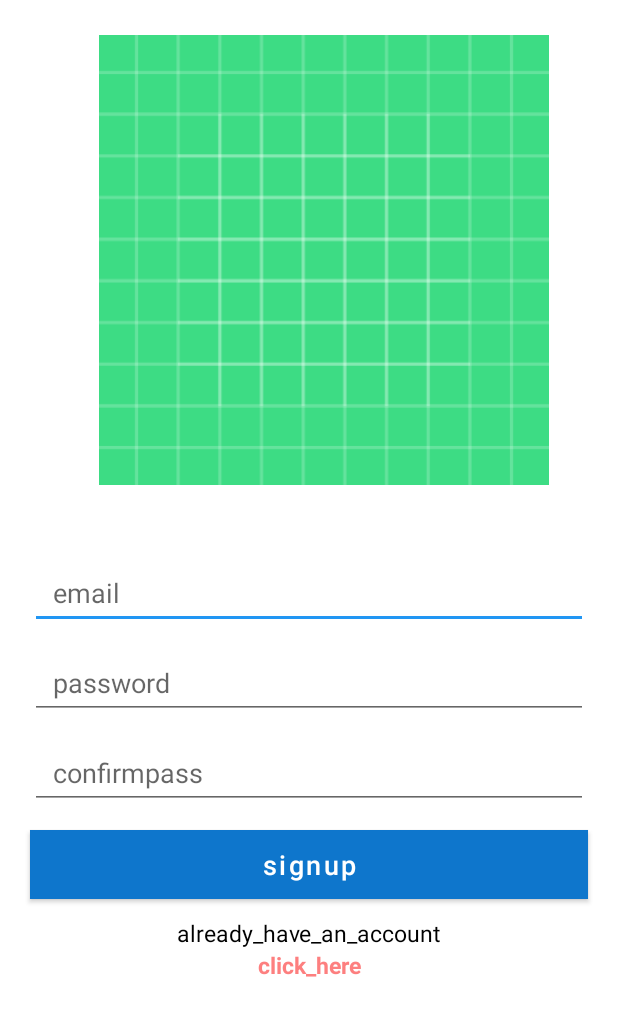
After one commit to fedaxl/UMarketplace, an Android app: the SignupActivity screen opened directly, with no data from a screen before it, on a phone screen of 412 x 824 dp. The commit adds this screen. Shown: the top 1016 px of the screen. Run offline under Robolectric (Android 15) with nearby library versions, the phone set to English and light mode, and no system bars; our stand-ins replace Firebase (no records; nobody signed in at launch, a user with empty details on screens opened directly).

Commit message:
Added SplashScreen and Login Signup Activity

```diff
--- a/app/build.gradle
+++ b/app/build.gradle
@@ -57,6 +57,8 @@ dependencies {
 
     implementation 'com.squareup.retrofit2:retrofit:2.9.0'
     implementation 'com.squareup.retrofit2:converter-gson:2.9.0'
+    implementation 'com.google.code.gson:gson:2.8.8'
+    implementation 'androidx.swiperefreshlayout:swiperefreshlayout:1.1.0'
 
     implementation 'com.google.firebase:firebase-auth-ktx:21.0.1'
     implementation 'com.google.firebase:firebase-database-ktx:20.0.3'
--- /dev/null
+++ b/app/src/main/java/ie/wit/umarketplace/activities/SignupActivity.kt
@@ -0,0 +1,64 @@
+package ie.wit.umarketplace.activities
+
+import android.content.Intent
+import androidx.appcompat.app.AppCompatActivity
+import android.os.Bundle
+import android.widget.Toast
+import com.google.firebase.auth.FirebaseAuth
+import ie.wit.umarketplace.databinding.ActivitySignupBinding
+import ie.wit.umarketplace.main.UMarketplaceApp
+
+class SignupActivity : AppCompatActivity() {
+
+    private lateinit var binding: ActivitySignupBinding
+    lateinit var app: UMarketplaceApp
+    private val mAuth = FirebaseAuth.getInstance()
+
+    override fun onCreate(savedInstanceState: Bundle?) {
+        super.onCreate(savedInstanceState)
+        binding = ActivitySignupBinding.inflate(layoutInflater)
+
+        binding.toolbar.title = title
+        setSupportActionBar(binding.toolbar)
+        setContentView(binding.root)
+        app = application as UMarketplaceApp
+
+        binding.txtLogin.setOnClickListener {
+            val intent = Intent(this@SignupActivity, LoginActivity::class.java)
+            startActivity(intent)
+            finish()
+        }
+
+        binding.btnRegister.setOnClickListener {
+            if (binding.etEmail.length() == 0 || binding.etPassword.length() == 0 ||
+                binding.etConfirmPass.text.toString() != binding.etPassword.text.toString()) {
+                if (binding.etEmail.length() == 0) {
+                    binding.etEmail.error = "Field can't be blank"
+                }
+                if (binding.etPassword.length() == 0) {
+                    binding.etPassword.error = "Field can't be blank"
+                }
+                if (binding.etConfirmPass.text.toString() != binding.etPassword.text.toString()) {
+                    binding.etConfirmPass.error = "Password didn't match"
+                }
+            } else {
+                mAuth.createUserWithEmailAndPassword(binding.etEmail.text.toString(), binding.etPassword.text.toString())
+                    .addOnCompleteListener(this) {task ->
+                        if (task.isSuccessful) {
+                            val intent = Intent(this@SignupActivity, Home::class.java)
+                            startActivity(intent)
+                            finish()
+                        } else {
+                            Toast.makeText(this@SignupActivity, "Registration Failed", Toast.LENGTH_SHORT).show()
+                        }
+                    }
+            }
+        }
+        setUpToolbar()
+    }
+
+    private fun setUpToolbar() {
+        setSupportActionBar(binding.toolbar)
+        supportActionBar?.setDisplayShowTitleEnabled(false)
+    }
+}
--- a/app/src/main/java/ie/wit/umarketplace/models/ProductModel.kt
+++ b/app/src/main/java/ie/wit/umarketplace/models/ProductModel.kt
@@ -8,6 +8,6 @@ import kotlinx.parcelize.Parcelize
 @Parcelize
 data class ProductModel(var _id: String = "N/A",
                         @SerializedName("paymenttype")
-                         val paymentmethod: String = "N/A",
+                        val paymentmethod: String = "N/A",
                         val message: String = "n/a",
                         val amount: Int = 0) : Parcelable
--- /dev/null
+++ b/app/src/main/res/layout/activity_signup.xml
@@ -0,0 +1,95 @@
+<?xml version="1.0" encoding="utf-8"?>
+<LinearLayout xmlns:android="http://schemas.android.com/apk/res/android"
+    xmlns:app="http://schemas.android.com/apk/res-auto"
+    xmlns:tools="http://schemas.android.com/tools"
+    android:layout_width="match_parent"
+    android:layout_height="match_parent"
+    android:orientation="vertical"
+    tools:context=".activities.SignupActivity">
+
+    <androidx.appcompat.widget.Toolbar
+        android:id="@+id/toolbar"
+        android:layout_width="match_parent"
+        android:layout_height="347dp"
+        android:minHeight="?attr/actionBarSize"
+        android:theme="@style/Theme.AppCompat.Light">
+
+        <ImageView
+            android:id="@+id/SplashScreenImage"
+            android:layout_width="400dp"
+            android:layout_height="300dp"
+            android:src="@drawable/ic_launcher_background"
+            app:layout_constraintBottom_toBottomOf="parent"
+            app:layout_constraintLeft_toLeftOf="parent"
+            app:layout_constraintRight_toRightOf="parent"
+            app:layout_constraintTop_toTopOf="parent"
+            app:srcCompat="@drawable/ic_launcher_background" />
+
+    </androidx.appcompat.widget.Toolbar>
+
+    <EditText
+        android:id="@+id/etEmail"
+        android:layout_width="match_parent"
+        android:layout_height="48dp"
+        android:paddingStart="15dp"
+        android:paddingEnd="15dp"
+        android:layout_marginTop="24dp"
+        android:layout_marginStart="20dp"
+        android:layout_marginEnd="20dp"
+        android:hint="@string/email" />
+
+    <EditText
+        android:id="@+id/etPassword"
+        android:layout_width="match_parent"
+        android:layout_height="48dp"
+        android:paddingStart="15dp"
+        android:paddingEnd="15dp"
+        android:layout_marginStart="20dp"
+        android:layout_marginEnd="20dp"
+        android:layout_marginTop="12dp"
+        android:hint="@string/password" />
+
+    <EditText
+        android:id="@+id/etConfirmPass"
+        android:layout_width="match_parent"
+        android:layout_height="48dp"
+        android:paddingStart="15dp"
+        android:paddingEnd="15dp"
+        android:layout_marginStart="20dp"
+        android:layout_marginEnd="20dp"
+        android:layout_marginTop="12dp"
+        android:hint="@string/confirmpass" />
+
+    <Button
+        android:id="@+id/btnRegister"
+        android:layout_width="match_parent"
+        android:layout_height="46dp"
+        android:layout_marginStart="20dp"
+        android:layout_marginEnd="20dp"
+        android:background="@color/color_primary"
+        android:text="@string/signup"
+        android:textAllCaps="false"
+        android:layout_marginTop="14dp"
+        android:textColor="#fff"
+        android:textSize="18sp" />
+
+    <TextView
+        android:layout_width="match_parent"
+        android:layout_height="wrap_content"
+        android:layout_marginTop="12dp"
+        android:text="@string/already_have_an_account"
+        android:textColor="#000"
+        android:textSize="15sp"
+        android:textAlignment="center"/>
+
+    <TextView
+        android:id="@+id/txtLogin"
+        android:layout_width="match_parent"
+        android:layout_height="wrap_content"
+        android:text="@string/click_here"
+        android:textColor="#FD7F7F"
+        android:textSize="15sp"
+        android:textStyle="bold"
+        android:textAlignment="center"/>
+
+</LinearLayout>
--- a/app/src/main/res/values/strings.xml
+++ b/app/src/main/res/values/strings.xml
@@ -31,4 +31,12 @@
     <string name="message">Message :</string>
     <string name="upvotes">UpVotes :</string>
     <string name="messageLoading">Please Wait while the Products are Loading...</string>
+    <string name="email">email</string>
+    <string name="password">password</string>
+    <string name="confirmpass">confirmpass</string>
+    <string name="login">login</string>
+    <string name="new_account">new_account</string>
+    <string name="click_here">click_here</string>
+    <string name="signup">signup</string>
+    <string name="already_have_an_account">already_have_an_account</string>
 </resources>
```
Also changed, not shown: app/src/main/AndroidManifest.xml (+7 -2 lines), app/src/main/java/ie/wit/umarketplace/activities/Home.kt (+7 -12 lines), app/src/main/java/ie/wit/umarketplace/activities/LoginActivity.kt (added, +60 -0 lines), app/src/main/java/ie/wit/umarketplace/activities/SplashScreenActivity.kt (added, +28 -0 lines), app/src/main/res/layout/activity_login.xml (added, +89 -0 lines), app/src/main/res/layout/activity_splash_screen.xml (added, +31 -0 lines), app/src/main/res/drawable/screen_background.png (added).
